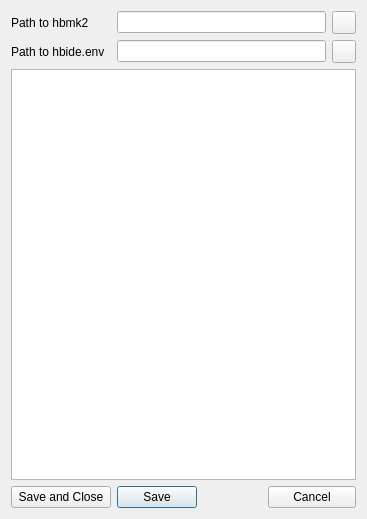
Qt form harbour/contrib/hbide/environments.ui (harbour/core) before a commit.
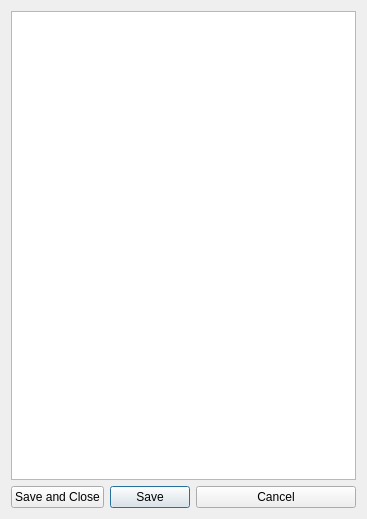
The same form after that commit.

Commit message: 2010-07-11 19:29 UTC-0800 Pritpal Bedi (bedipritpal@hotmail.com)   * contrib/hbide/hbide.hbp     - Deleted: ideprotos.prg

```diff
--- a/harbour/contrib/hbide/environments.ui
+++ b/harbour/contrib/hbide/environments.ui
@@ -14,52 +14,7 @@
    <string>Form</string>
   </property>
   <layout class="QGridLayout" name="gridLayout">
-   <item row="1" column="1" colspan="3">
-    <widget class="QLineEdit" name="editPathMk2"/>
-   </item>
-   <item row="1" column="4">
-    <widget class="QToolButton" name="buttonPathMk2">
-     <property name="minimumSize">
-      <size>
-       <width>0</width>
-       <height>0</height>
-      </size>
-     </property>
-     <property name="text">
-      <string/>
-     </property>
-    </widget>
-   </item>
-   <item row="2" column="0">
-    <widget class="QLabel" name="labelPathEnv">
-     <property name="minimumSize">
-      <size>
-       <width>100</width>
-       <height>0</height>
-      </size>
-     </property>
-     <property name="maximumSize">
-      <size>
-       <width>100</width>
-       <height>16777215</height>
-      </size>
-     </property>
-     <property name="text">
-      <string>Path to hbide.env</string>
-     </property>
-    </widget>
-   </item>
-   <item row="2" column="1" colspan="3">
-    <widget class="QLineEdit" name="editPathEnv"/>
-   </item>
-   <item row="2" column="4">
-    <widget class="QToolButton" name="buttonPathEnv">
-     <property name="text">
-      <string/>
-     </property>
-    </widget>
-   </item>
-   <item row="3" column="0" colspan="5">
+   <item row="1" column="0" colspan="4">
     <widget class="QPlainTextEdit" name="editCompilers">
      <property name="toolTip">
       <string/>
@@ -83,7 +38,7 @@
      </property>
     </widget>
    </item>
-   <item row="4" column="3" colspan="2">
+   <item row="2" column="2" colspan="2">
     <widget class="QPushButton" name="buttonCn">
      <property name="text">
       <string>Cancel</string>
@@ -93,33 +48,14 @@
      </property>
     </widget>
    </item>
-   <item row="1" column="0">
-    <widget class="QLabel" name="labelPathMk2">
-     <property name="minimumSize">
-      <size>
-       <width>100</width>
-       <height>0</height>
-      </size>
-     </property>
-     <property name="maximumSize">
-      <size>
-       <width>100</width>
-       <height>16777215</height>
-      </size>
-     </property>
-     <property name="text">
-      <string>Path to hbmk2</string>
-     </property>
-    </widget>
-   </item>
-   <item row="4" column="0">
+   <item row="2" column="0">
     <widget class="QPushButton" name="buttonSaveExit">
      <property name="text">
       <string>Save and Close</string>
      </property>
     </widget>
    </item>
-   <item row="4" column="1">
+   <item row="2" column="1">
     <widget class="QPushButton" name="buttonSave">
      <property name="text">
       <string>Save</string>
```
The commit also changes 22 other files.
